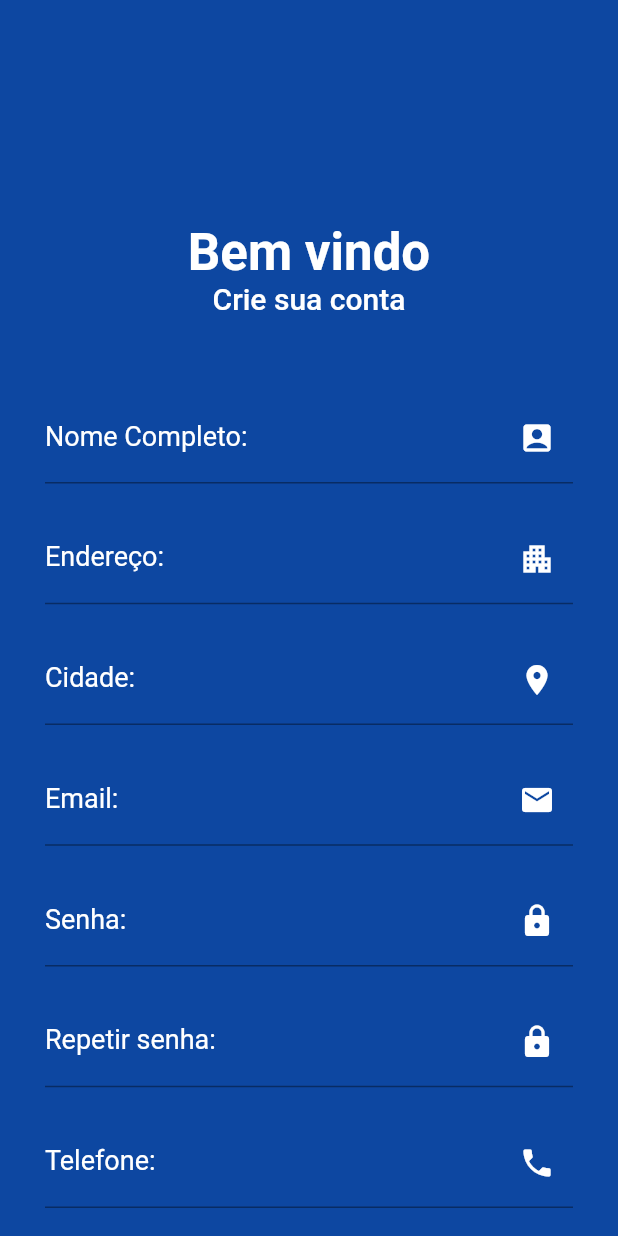
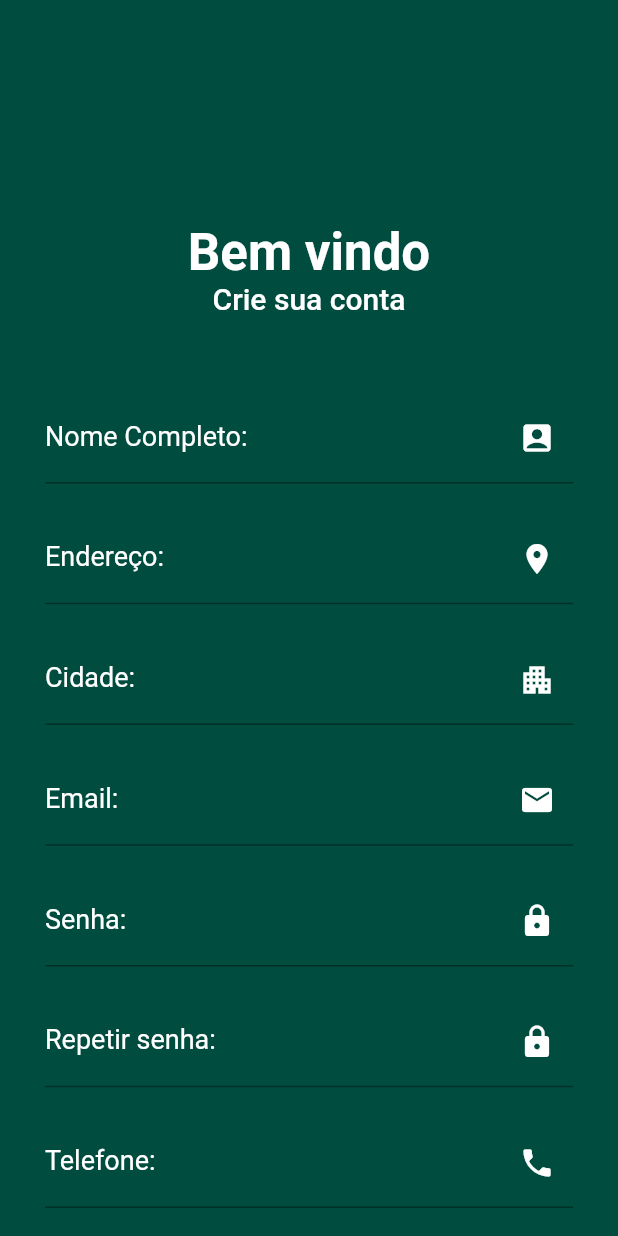
Before and after one commit to rafacampos10/mobiledev, a Flutter app: the CreateAccount screen opened directly, on a phone screen of 412 x 824 dp. Run offline on Flutter 3.47's test engine with Material 2 defaults, Android fonts, the phone set to English and light mode, and no system bars; our stand-ins replace carousel_slider, cloud_firestore, firebase_auth, firebase_core, firebase_messaging, flutter_local_notifications and 7 more; missing offline and left inert: shared_preferences_web; accounts and stored records are empty.

Commit message:
Fix: atualizando o layout part.2

```diff
--- a/lib/pages/PageView/create_account.dart
+++ b/lib/pages/PageView/create_account.dart
@@ -29,7 +29,7 @@ class _CreateAccountState extends State<CreateAccount> {
     final size = MediaQuery.of(context).size;
 
     return Scaffold(
-      backgroundColor: Colors.blue.shade900,
+      backgroundColor: Color.fromRGBO(0,76,63,1),
       body: isLoading
           ? Center(
         child: Container(
@@ -132,7 +132,7 @@ class _CreateAccountState extends State<CreateAccount> {
                       },
                     decoration: InputDecoration(
                       suffixIcon: Icon(
-                        Icons.apartment,
+                        Icons.location_on,
                         color: Colors.white,
                       ),
                       labelText:"Endereço:",
@@ -164,7 +164,7 @@ class _CreateAccountState extends State<CreateAccount> {
                       },
                     decoration: InputDecoration(
                       suffixIcon: Icon(
-                        Icons.location_on,
+                        Icons.apartment,
                         color: Colors.white,
                       ),
                       labelText:"Cidade:",
@@ -382,7 +382,7 @@ class _CreateAccountState extends State<CreateAccount> {
           child: Text(
             "Criar conta",
             style: TextStyle(
-              color: Colors.blue.shade900,
+              color: Color.fromRGBO(0,76,63,1),
               fontSize: 18,
               fontWeight: FontWeight.bold,
             ),
--- a/lib/pages/PageView/details_curso_30k.dart
+++ b/lib/pages/PageView/details_curso_30k.dart
@@ -14,8 +14,8 @@ class _trintakDetailsState extends State<trintakDetails> {
     return Scaffold(
       appBar: AppBar(
         automaticallyImplyLeading: true,
-        backgroundColor: Colors.white,
-        foregroundColor: Colors.blue.shade900,
+        backgroundColor: Color.fromRGBO(0,76,63,1),
+        foregroundColor: Colors.white,
 
         actions: [
           Container(
@@ -25,7 +25,6 @@ class _trintakDetailsState extends State<trintakDetails> {
                 children: [
                   Image.asset(
                       "images/aplicativo.png",
-                      color: Colors.blue.shade900,
                       height: 40,
                       width: 35),
                 ],
--- a/lib/pages/PageView/details_curso_alta.dart
+++ b/lib/pages/PageView/details_curso_alta.dart
@@ -14,8 +14,8 @@ class _AltaDetailsState extends State<AltaDetails> {
     return Scaffold(
         appBar: AppBar(
         automaticallyImplyLeading: true,
-        backgroundColor: Colors.white,
-        foregroundColor: Colors.blue.shade900,
+        backgroundColor: Color.fromRGBO(0,76,63,1),
+        foregroundColor: Colors.white,
           actions: [
             Container(
               margin: EdgeInsets.only(left: 135, right: 165, top: 5),
@@ -24,7 +24,6 @@ class _AltaDetailsState extends State<AltaDetails> {
                   children: [
                     Image.asset(
                         "images/aplicativo.png",
-                        color: Colors.blue.shade900,
                         height: 40,
                         width: 35),
                   ],
--- a/lib/pages/PageView/details_curso_bling.dart
+++ b/lib/pages/PageView/details_curso_bling.dart
@@ -14,8 +14,8 @@ class _BlingDetailsState extends State<BlingDetails> {
     return Scaffold(
         appBar: AppBar(
           automaticallyImplyLeading: true,
-          backgroundColor: Colors.white,
-          foregroundColor: Colors.blue.shade900,
+          backgroundColor: Color.fromRGBO(0,76,63,1),
+          foregroundColor: Colors.white,
           actions: [
             Container(
               margin: EdgeInsets.only(left: 135, right: 165, top: 5),
@@ -24,7 +24,6 @@ class _BlingDetailsState extends State<BlingDetails> {
                   children: [
                     Image.asset(
                         "images/aplicativo.png",
-                        color: Colors.blue.shade900,
                         height: 40,
                         width: 35),
                   ],
--- a/lib/pages/PageView/details_curso_mentoria.dart
+++ b/lib/pages/PageView/details_curso_mentoria.dart
@@ -14,8 +14,8 @@ class _MentoriaDetailsState extends State<MentoriaDetails> {
     return Scaffold(
       appBar: AppBar(
         automaticallyImplyLeading: true,
-        backgroundColor: Colors.white,
-        foregroundColor: Colors.blue.shade900,
+        backgroundColor: Color.fromRGBO(0,76,63,1),
+        foregroundColor: Colors.white,
         actions: [
           Container(
             margin: EdgeInsets.only(left: 135, right: 165, top: 5),
@@ -24,7 +24,6 @@ class _MentoriaDetailsState extends State<MentoriaDetails> {
                 children: [
                   Image.asset(
                       "images/aplicativo.png",
-                      color: Colors.blue.shade900,
                       height: 40,
                       width: 35),
                 ],
--- a/lib/pages/PageView/one_page.dart
+++ b/lib/pages/PageView/one_page.dart
@@ -116,7 +116,7 @@ class _OnePageState extends State<OnePage> {
                             Expanded(
                               child: Padding(
                                   padding: EdgeInsets.symmetric(
-                                      horizontal: 16, vertical: 40),
+                                      horizontal: 16, vertical: 60),
                                   child: Column(
                                       crossAxisAlignment:
                                           CrossAxisAlignment.start,
@@ -151,7 +151,7 @@ class _OnePageState extends State<OnePage> {
                             Expanded(
                               child: Padding(
                                   padding: EdgeInsets.symmetric(
-                                      horizontal: 16, vertical: 40),
+                                      horizontal: 16, vertical: 60),
                                   child: Column(
                                       crossAxisAlignment:
                                           CrossAxisAlignment.start,
@@ -186,7 +186,7 @@ class _OnePageState extends State<OnePage> {
                             Expanded(
                               child: Padding(
                                   padding: EdgeInsets.symmetric(
-                                      horizontal: 16, vertical: 40),
+                                      horizontal: 16, vertical: 60),
                                   child: Column(
                                       crossAxisAlignment:
                                           CrossAxisAlignment.start,
--- a/lib/pages/perfil.dart
+++ b/lib/pages/perfil.dart
@@ -157,7 +157,7 @@ class _perfilPageState extends State<perfilPage> {
                                                 fontSize: 18,
                                               ),
                                             ),
-                                            leading: Icon(Icons.apartment,color: azul),
+                                            leading: Icon(Icons.location_on,color: azul),
                                           ),
                                           ListTile(
                                             title: Text((snapshot.data != null)
@@ -171,7 +171,7 @@ class _perfilPageState extends State<perfilPage> {
                                                 color: azul,
                                               ),
                                             ),
-                                            leading: Icon(Icons.location_on,color: azul,),
+                                            leading: Icon(Icons.apartment,color: azul,),
                                           ),
                                         ],
                                       ),
--- a/lib/pages/reset-password.page.dart
+++ b/lib/pages/reset-password.page.dart
@@ -24,7 +24,7 @@ class _ResetPasswordPageState extends State<ResetPasswordPage> {
     return Scaffold(
       body: Container(
         padding: EdgeInsets.only(top: 60, left: 40, right: 40),
-        color: Colors.blue.shade900,
+        color: Color.fromRGBO(0,76,63,1),
         child: ListView(
           children: <Widget>[
             Column(
@@ -36,7 +36,7 @@ class _ResetPasswordPageState extends State<ResetPasswordPage> {
                       SizedBox(
                         width: 200,
                         height: 200,
-                        child: Image.asset("images/logo-login.png"),
+                        child: Image.asset("images/umobile-horizontal.jpg"),
                       ),
                       SizedBox(
                         height: 10,
@@ -115,7 +115,7 @@ class _ResetPasswordPageState extends State<ResetPasswordPage> {
                             child: Text(
                               "Recuperar a Senha",
                               style: TextStyle(
-                                color: Colors.blue.shade900,
+                                color: Color.fromRGBO(0,76,63,1),
                                 fontSize: 20,
                               ),
                               textAlign: TextAlign.center,
```
